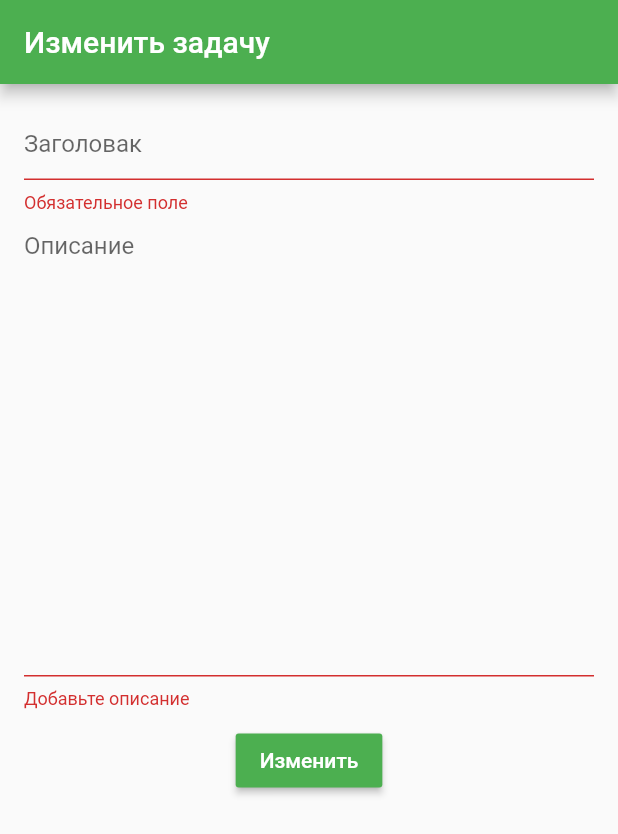
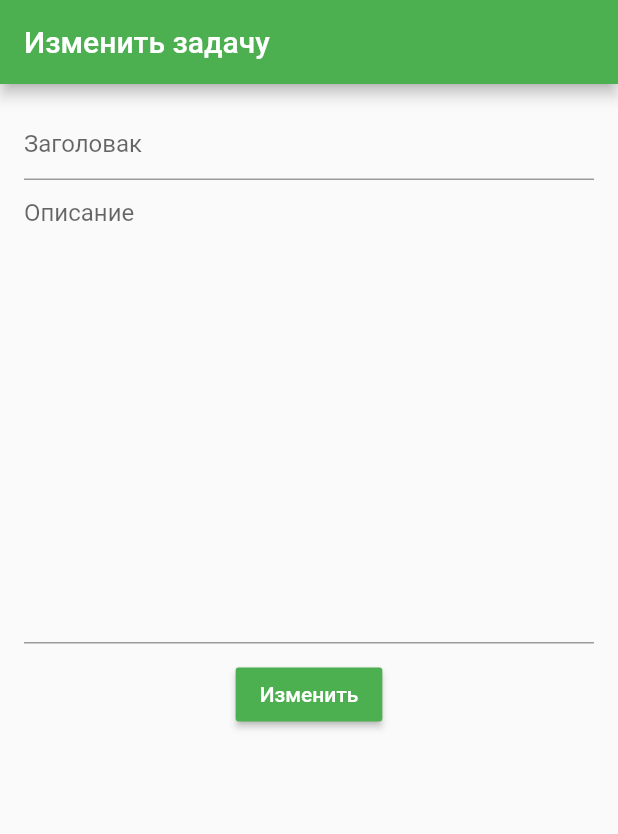
Before and after one commit to Sadid-USN/sqfLite, a Flutter app: the EditPage screen opened directly, after a tap on "Изменить", on a phone screen of 412 x 824 dp. Shown: the top 834 px of the screen. Run offline on Flutter 3.47's test engine with Material 2 defaults, Android fonts, the phone set to English and light mode, and no system bars; our stand-ins replace flutter_slidable, google_fonts, progress_indicators, sqflite; accounts and stored records are empty.

Commit message:
changed some ui

```diff
--- a/lib/screen/all_todo_page.dart
+++ b/lib/screen/all_todo_page.dart
@@ -154,7 +154,7 @@ class _AllTodoPageState extends State<AllTodoPage> {
                                   ),
                                 ),
                                 const SizedBox(
-                                  height: 12,
+                                  height: 14,
                                 ),
                                 Text(
                                   todos[index]['todo'],
--- a/lib/screen/edit_page.dart
+++ b/lib/screen/edit_page.dart
@@ -42,23 +42,11 @@ class _EditPageState extends State<EditPage> {
             children: [
               TextFormField(
                 maxLines: 1,
-                validator: ((value) {
-                  if (value!.isEmpty) {
-                    return 'Обязательное поле';
-                  }
-                  return null;
-                }),
                 controller: _titleController,
                 decoration: const InputDecoration(hintText: 'Заголовак'),
               ),
               TextFormField(
                 maxLines: 15,
-                validator: (value) {
-                  if (value!.isEmpty) {
-                    return 'Добавьте описание';
-                  }
-                  return null;
-                },
                 controller: _todoController,
                 decoration: const InputDecoration(hintText: 'Описание'),
               ),
@@ -68,7 +56,6 @@ class _EditPageState extends State<EditPage> {
               MaterialButton(
                 color: Colors.green,
                 onPressed: () async {
-                  if (_formKey.currentState!.validate()) {
                   int response = await sqlDB.updateData('''
                        UPDATE todos SET
                        title = "${_titleController.text}",
@@ -82,7 +69,6 @@ class _EditPageState extends State<EditPage> {
                         return const HomePage();
                       }),
                     );
-                    }
                   }
 
                   print("====== RESPONSE =======");
```
Also changed, not shown: lib/home_page.dart (+3 -4 lines), lib/screen/add_todo_page.dart (+8 -26 lines), lib/screen/completed_todo.dart (+5 -3 lines). Lines whose indentation alone changed are shown as unchanged.
